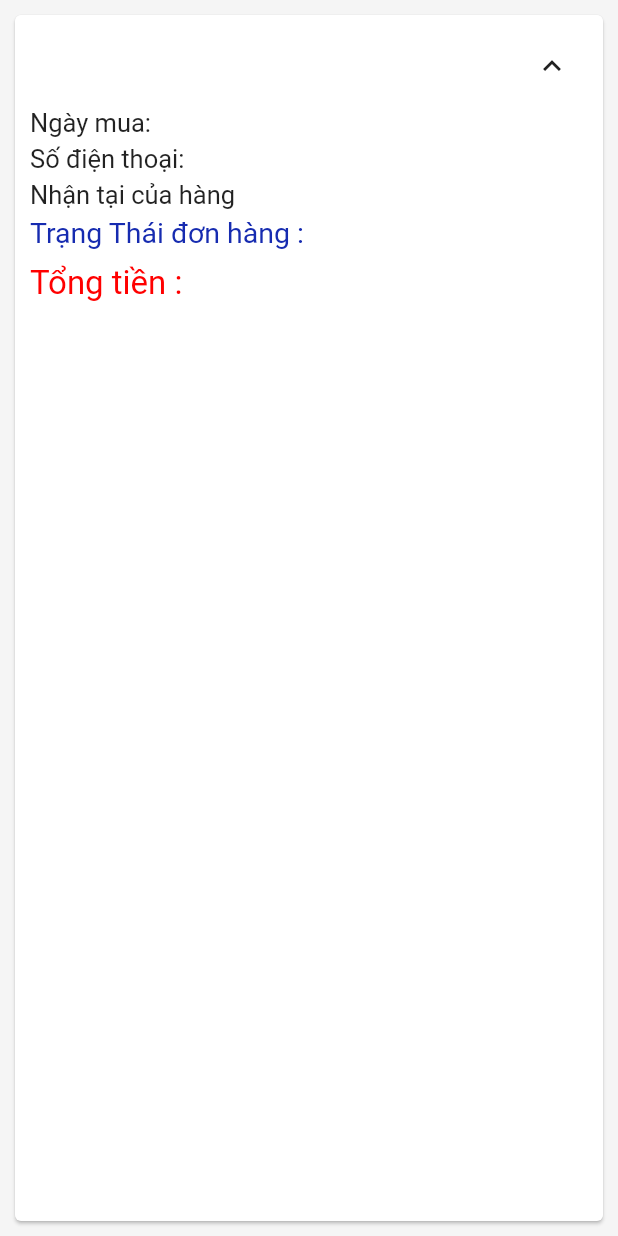
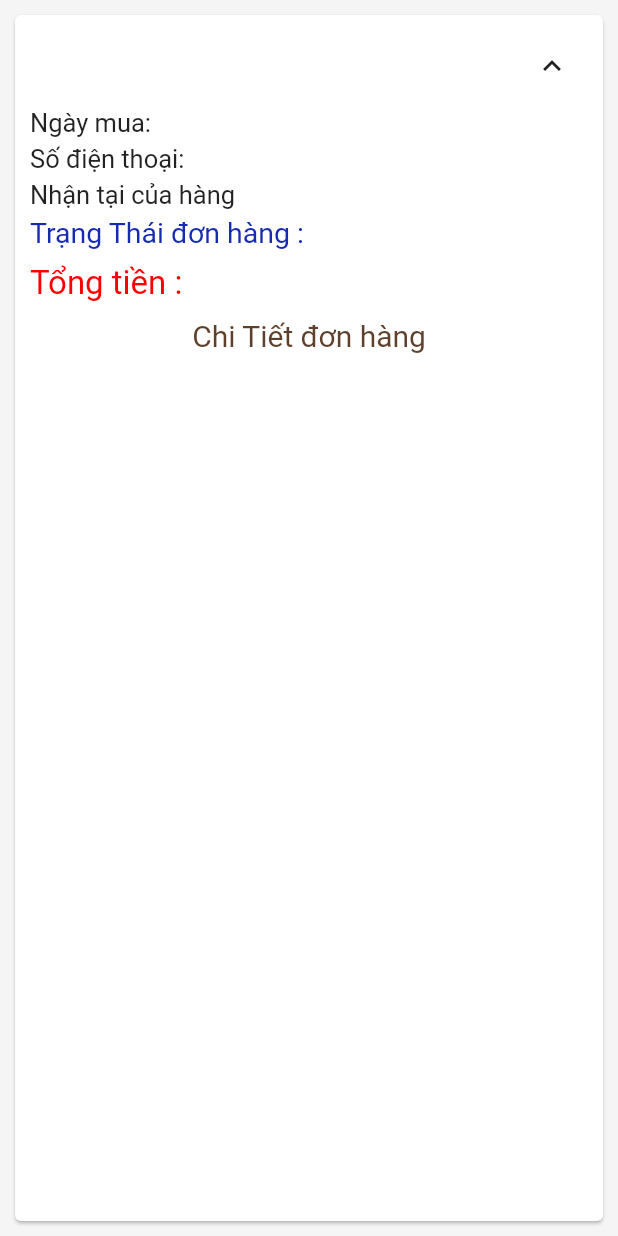
Before and after one commit to LVNdream/app_nshopping, a Flutter app: the OrderItemCard widget shown alone on an empty page, opened directly with empty values, after a tap on the "expand more" icon, on a phone screen of 412 x 824 dp. Run offline on Flutter 3.47's test engine with Material 2 defaults, Android fonts, the light colour scheme and no system bars; network calls fail.

```diff
--- /dev/null
+++ b/lib/config.dart
@@ -0,0 +1,6 @@
+class Config{
+  static const String appName = "NShopping";
+  static const String apiURL = "127.0.0.1:3001";
+  static const String aproductURL = "/products/men";
+
+}
--- a/lib/ui/order/order_item_card.dart
+++ b/lib/ui/order/order_item_card.dart
@@ -21,19 +21,29 @@ class _OrderItemCard extends State<OrderItemCard> {
       child: Column(
         children: <Widget>[
           buildOrderSummary(),
-          if (_expanded) buildOrderDetails()
+          if (_expanded)
+            Container(
+              child: Column(
+                children: [
+                  Text(
+                    "Chi Tiết đơn hàng",
+                    textAlign: TextAlign.center,
+                    style: TextStyle(
+                        fontSize: 20, color: Color.fromARGB(222, 71, 36, 13)),
+                  ),
+                  SizedBox(
+                    height: 10,
+                  ),
+                  buildOrderDetails()
+                ],
+              ),
+            )
         ],
       ),
     );
   }
 
   Widget buildOrderDetails() {
-    // print("lannnnn1111");
-    // widget.order.listItem.map(
-    //   (product) {
-    //     print(product);
-    //   },
-    // );
     return Container(
       padding: const EdgeInsets.symmetric(horizontal: 15, vertical: 4),
       height: 270,
@@ -101,31 +111,6 @@ class _OrderItemCard extends State<OrderItemCard> {
               .toList()),
     );
   }
-
-// Text(
-//         '${widget.order.total_money_order}vnd',
-//         style: TextStyle(
-//           color: Colors.red,
-//           fontWeight: FontWeight.w600,
-//           fontSize: 20,
-//         ),
-
-// Text(
-//         widget.order.date_order,
-//         style: TextStyle(
-//           color: Colors.black87,
-//           fontSize: 17,
-//         ),
-//       ),
-
-// IconButton(
-//         icon: Icon(_expanded ? Icons.expand_less : Icons.expand_more),
-//         onPressed: () {
-//           setState(() {
-//             _expanded = !_expanded;
-//           });
-//         },
-//       ),
 
   Widget buildOrderSummary() {
     return Container(
--- a/lib/ui/products/products_manager.dart
+++ b/lib/ui/products/products_manager.dart
@@ -1,36 +1,48 @@
+import 'package:app_nshopping/services/api_service.dart';
+
+import '../../services/products_service.dart';
+import 'package:flutter/widgets.dart';
+import 'package:flutter/foundation.dart';
 import '../../models/product.dart';
 
-class ProductsManager {
-  final List<Product> _items = [
-    Product(
-      id: 'p1',
-      name: "Ao khoac nam thoi trang cuc dep",
-      price: 240000,
-      imageUrl:
-          'https://product.hstatic.net/1000296747/product/bd5c4affd1188d6456a393fc05bf4503_2b9dcd6c0ba7427f991aec5310bd10c4_large.jpeg',
-    ),
-    Product(
-      id: 'p2',
-      name: "Ao khoac nam thoi trang cuc dep",
-      price: 310000,
-      imageUrl:
-          'https://product.hstatic.net/1000296747/product/2a005366a09a7174f8e91b15d67486c2_9c914316a42f4cc5a6a5775370e23410_large.jpeg',
-    ),
-    Product(
-      id: 'p3',
-      name: "Ao khoac nam thoi trang cuc dep",
-      price: 503100,
-      imageUrl:
-          'https://product.hstatic.net/1000296747/product/22d4032ca55e61dbf0cb07f25817a975_6dbf98f06e4940b487a00aa2fd48072a_large.jpeg',
-    ),
-    Product(
-      id: 'p4',
-      name: "Ao khoac nam thoi trang cuc dep",
-      price: 180000,
-      imageUrl:
-          'https://product.hstatic.net/1000296747/product/8d5532ef0f3e8e59691c1ce44c911304_1612148b6887401d87d5a37a763cfd47_large.jpeg',
-    ),
+class ProductsManager with ChangeNotifier {
+  List<Product> _items = [
+    // Product(
+    //   id: 'p1',
+    //   name: "Ao khoac nam thoi trang cuc dep",
+    //   price: 240000,
+    //   imageUrl:
+    //       'https://product.hstatic.net/1000296747/product/bd5c4affd1188d6456a393fc05bf4503_2b9dcd6c0ba7427f991aec5310bd10c4_large.jpeg',
+    // ),
+    // Product(
+    //   id: 'p2',
+    //   name: "Ao khoac nam thoi trang cuc dep",
+    //   price: 310000,
+    //   imageUrl:
+    //       'https://product.hstatic.net/1000296747/product/2a005366a09a7174f8e91b15d67486c2_9c914316a42f4cc5a6a5775370e23410_large.jpeg',
+    // ),
+    // Product(
+    //   id: 'p3',
+    //   name: "Ao khoac nam thoi trang cuc dep",
+    //   price: 503100,
+    //   imageUrl:
+    //       'https://product.hstatic.net/1000296747/product/22d4032ca55e61dbf0cb07f25817a975_6dbf98f06e4940b487a00aa2fd48072a_large.jpeg',
+    // ),
+    // Product(
+    //   id: 'p4',
+    //   name: "Ao khoac nam thoi trang cuc dep",
+    //   price: 180000,
+    //   imageUrl:
+    //       'https://product.hstatic.net/1000296747/product/8d5532ef0f3e8e59691c1ce44c911304_1612148b6887401d87d5a37a763cfd47_large.jpeg',
+    // ),
   ];
+
+  Future<void> fetchProducts() async {
+    _items = (await APIservice.fetchProducts())!;
+    // print(_items[0].name);
+    notifyListeners();
+  }
+
   int get itemCount {
     return _items.length;
   }
--- a/pubspec.yaml
+++ b/pubspec.yaml
@@ -34,7 +34,11 @@ dependencies:
   # The following adds the Cupertino Icons font to your application.
   # Use with the CupertinoIcons class for iOS style icons.
   intl: ^0.18.0
+  flutter_dotenv: ^5.0.2
   cupertino_icons: ^1.0.2
+  provider: ^6.0.3
+  http: ^0.13.4
+  shared_preferences: ^2.0.15
 
 dev_dependencies:
   flutter_test:
```
Also changed, not shown: lib/main.dart (+7 -3 lines), lib/models/product.dart (+9 -0 lines), lib/services/api_service.dart (added, +54 -0 lines), lib/services/products_service.dart (added, +40 -0 lines), lib/ui/products/product_overview_screen.dart (+21 -7 lines), lib/ui/products/products_grid.dart (+6 -3 lines), pubspec.lock, 1 other file.
